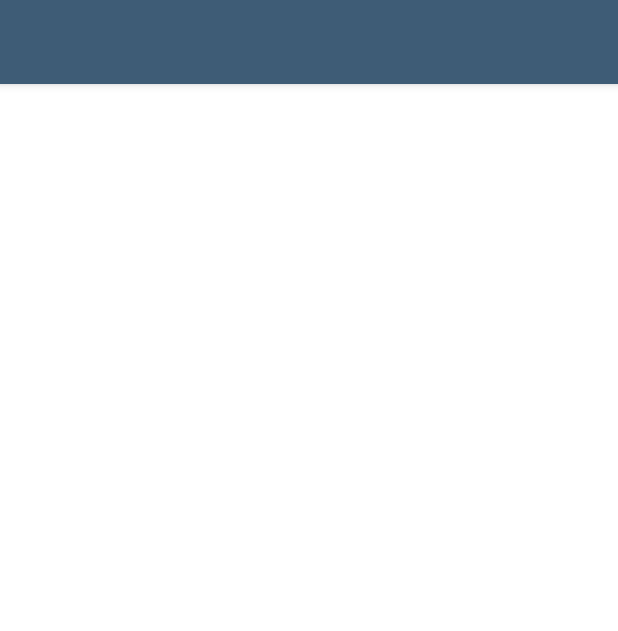
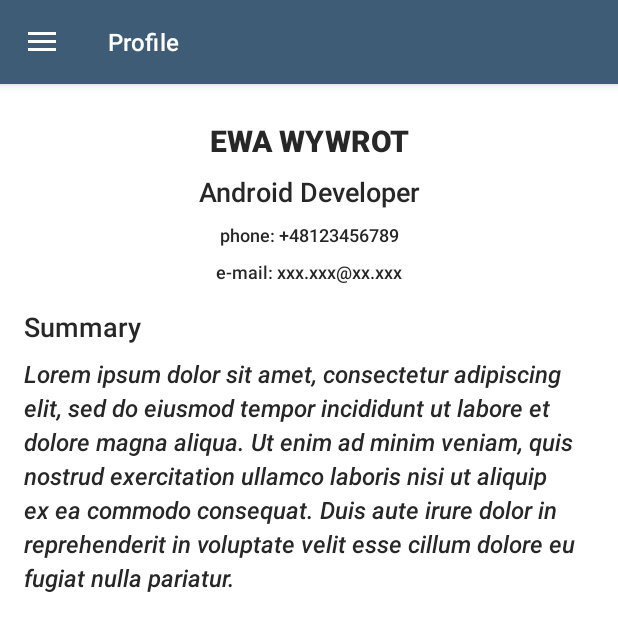
Before and after one commit to tipcart/CurriculumVitae, an Android app: the screen it shows after launch (MainActivity), on a phone screen of 412 x 824 dp. Shown: the top 631 px of the screen. Run offline under Robolectric (Android 15) with nearby library versions, the phone set to English and light mode, and no system bars.

Commit message:
main activity with navigation drawer, first fragment, loading photo by Glide, setting toolbar title, swipe and refresh (WIP)

```diff
--- a/app/build.gradle
+++ b/app/build.gradle
@@ -34,6 +34,8 @@ dependencies {
     implementation "com.google.android.material:material:1.3.0-alpha02"
 
     implementation 'com.android.support:multidex:1.0.3'
+    implementation "com.google.android.material:material:1.3.0-alpha02"
+    implementation "com.github.bumptech.glide:glide:4.11.0"
+    implementation 'androidx.swiperefreshlayout:swiperefreshlayout:1.1.0'
 
-    implementation "com.google.android.material:material:1.3.0-alpha02"
 }
--- a/app/src/main/java/com/wywrot/ewa/curriculumvitae/activity/MainActivity.kt
+++ b/app/src/main/java/com/wywrot/ewa/curriculumvitae/activity/MainActivity.kt
@@ -1,14 +1,106 @@
 package com.wywrot.ewa.curriculumvitae.activity
 
+import android.app.Activity
+import android.content.Intent
 import android.os.Bundle
+import android.view.MenuItem
+import androidx.annotation.StringRes
+import androidx.appcompat.app.ActionBarDrawerToggle
 import androidx.appcompat.app.AppCompatActivity
+import androidx.core.view.GravityCompat
+import androidx.fragment.app.Fragment
+import com.bumptech.glide.Glide
+import com.bumptech.glide.request.RequestOptions
+import com.google.android.material.navigation.NavigationView
 import com.wywrot.ewa.curriculumvitae.R
+import com.wywrot.ewa.curriculumvitae.fragment.ProfileFragment
+import kotlinx.android.synthetic.main.activity_main.*
+import kotlinx.android.synthetic.main.nav_header.view.*
 
-class MainActivity: AppCompatActivity(){
+class MainActivity : AppCompatActivity(), NavigationView.OnNavigationItemSelectedListener {
 
     override fun onCreate(savedInstanceState: Bundle?) {
         super.onCreate(savedInstanceState)
         setContentView(R.layout.activity_main)
 
+        setSupportActionBar(toolbar)
+        supportActionBar?.setDisplayHomeAsUpEnabled(true)
+
+        changeFragment(ProfileFragment.newInstance())
+        bindNavDrawer()
+    }
+
+    private fun bindNavDrawer() {
+        val toggle = ActionBarDrawerToggle(
+            this, drawerLayout, toolbar, 0, 0
+        )
+        drawerLayout.addDrawerListener(toggle)
+        toggle.syncState()
+        navigationView.setNavigationItemSelectedListener(this)
+
+        with(navigationView.getHeaderView(0)) {
+            Glide
+                .with(this)
+                .load(R.drawable.profile_photo)
+                .placeholder(R.drawable.ic_baseline_account_circle_white_24)
+                .apply(RequestOptions.circleCropTransform())
+                .circleCrop()
+                .into(drawerProfilePhoto)
+
+            //todo get name from json
+            drawerProfileName.text = "Ewa Wywrot"
+        }
+    }
+
+    private fun changeFragment(fragment: Fragment) {
+        val tag = fragment.javaClass.simpleName
+        supportFragmentManager
+            .beginTransaction()
+            .replace(R.id.fragment, fragment, tag)
+            .addToBackStack(tag)
+            .commit()
+    }
+
+    override fun onNavigationItemSelected(item: MenuItem): Boolean {
+        when (item.itemId) {
+            R.id.profile -> changeFragment(ProfileFragment.newInstance())
+        }
+        drawerLayout.closeDrawer(GravityCompat.START)
+        return true
+    }
+
+    override fun onBackPressed() {
+        if (drawerLayout.isDrawerOpen(GravityCompat.START)) {
+            drawerLayout.closeDrawer(GravityCompat.START)
+        } else {
+            when {
+                supportFragmentManager.backStackEntryCount == 1 -> {
+                    setResult(Activity.RESULT_OK, Intent())
+                    finish()
+                }
+
+                supportFragmentManager.backStackEntryCount > 1 -> {
+                    val tag = supportFragmentManager.getBackStackEntryAt(
+                        supportFragmentManager.backStackEntryCount - 2
+                    ).name
+                    supportFragmentManager.popBackStack()
+                }
+
+                else -> {
+                    setResult(Activity.RESULT_OK, Intent())
+                    super.onBackPressed()
+                }
+            }
+        }
+    }
+
+    fun setActionBarTitle(@StringRes title: Int) {
+        toolbar.setTitle(title)
+        setTitle(title)
+    }
+
+    fun setActionBarTitle(title: String?) {
+        toolbar.title = title
+        setTitle(title)
     }
 }
--- /dev/null
+++ b/app/src/main/java/com/wywrot/ewa/curriculumvitae/fragment/ProfileFragment.kt
@@ -0,0 +1,42 @@
+package com.wywrot.ewa.curriculumvitae.fragment
+
+import android.os.Bundle
+import android.view.LayoutInflater
+import android.view.View
+import android.view.ViewGroup
+import androidx.fragment.app.Fragment
+import com.wywrot.ewa.curriculumvitae.R
+import com.wywrot.ewa.curriculumvitae.activity.MainActivity
+import kotlinx.android.synthetic.main.fragment_profile.*
+
+class ProfileFragment : Fragment() {
+
+    companion object {
+        fun newInstance() = ProfileFragment()
+            .apply { retainInstance = true }
+    }
+
+    override fun onCreateView(
+        inflater: LayoutInflater, container: ViewGroup?, savedInstanceState: Bundle?
+    ): View? {
+        (activity as MainActivity).setActionBarTitle(R.string.profile)
+        return inflater.inflate(R.layout.fragment_profile, container, false)
+    }
+
+    override fun onViewCreated(view: View, savedInstanceState: Bundle?) {
+        bind()
+        super.onViewCreated(view, savedInstanceState)
+    }
+
+    private fun bind() {
+        // if there is data to display
+        contentContainer.visibility = View.VISIBLE
+
+        //todo get data from rest
+        name.text = "Ewa Wywrot"
+        jobTitle.text = "Android Developer"
+        phone.text = "phone: +48123456789"
+        email.text = "e-mail: xxx.xxx@xx.xxx"
+        summaryContent.text = getText(R.string.lorem_ipsum)
+    }
+}
--- /dev/null
+++ b/app/src/main/res/drawable/ic_error_outline_primary_dark_24.xml
@@ -0,0 +1,9 @@
+<vector xmlns:android="http://schemas.android.com/apk/res/android"
+    android:width="72dp"
+    android:height="72dp"
+    android:viewportWidth="24"
+    android:viewportHeight="24">
+    <path
+        android:fillColor="#1d2d44"
+        android:pathData="M11,15h2v2h-2zM11,7h2v6h-2zM11.99,2C6.47,2 2,6.48 2,12s4.47,10 9.99,10C17.52,22 22,17.52 22,12S17.52,2 11.99,2zM12,20c-4.42,0 -8,-3.58 -8,-8s3.58,-8 8,-8 8,3.58 8,8 -3.58,8 -8,8z" />
+</vector>
--- /dev/null
+++ b/app/src/main/res/layout/fragment_profile.xml
@@ -0,0 +1,110 @@
+<?xml version="1.0" encoding="utf-8"?>
+<FrameLayout xmlns:android="http://schemas.android.com/apk/res/android"
+    xmlns:tools="http://schemas.android.com/tools"
+    android:id="@+id/recycler_parent_view"
+    android:layout_width="match_parent"
+    android:layout_height="match_parent"
+    android:background="@color/windowBackground"
+    android:focusable="true"
+    android:focusableInTouchMode="true">
+
+    <androidx.swiperefreshlayout.widget.SwipeRefreshLayout
+        android:id="@+id/swipeContainer"
+        android:layout_width="match_parent"
+        android:layout_height="match_parent">
+
+        <ScrollView
+            android:layout_width="match_parent"
+            android:layout_height="match_parent">
+
+            <LinearLayout
+                android:id="@+id/contentContainer"
+                android:layout_width="match_parent"
+                android:layout_height="wrap_content"
+                android:layout_marginLeft="@dimen/margin_horizontal_fragment"
+                android:layout_marginTop="@dimen/margin_vertical_fragment"
+                android:layout_marginRight="@dimen/margin_horizontal_fragment"
+                android:layout_marginBottom="@dimen/margin_vertical_fragment"
+                android:orientation="vertical"
+                android:visibility="visible"
+                tools:visibility="visible">
+
+                <TextView
+                    android:id="@+id/name"
+                    style="@style/StandardText.Title.Bold.AllCaps"
+                    android:layout_width="match_parent"
+                    android:gravity="center_horizontal"
+                    android:paddingTop="@dimen/padding_vertical_element"
+                    tools:text="ewa wywrot" />
+
+                <TextView
+                    android:id="@+id/jobTitle"
+                    style="@style/StandardText.SubTitle"
+                    android:layout_width="match_parent"
+                    android:layout_height="wrap_content"
+                    android:gravity="center_horizontal"
+                    android:paddingTop="@dimen/padding_vertical_element"
+                    tools:text="Android Developer" />
+
+                <TextView
+                    android:id="@+id/phone"
+                    style="@style/StandardText"
+                    android:layout_width="match_parent"
+                    android:layout_height="wrap_content"
+                    android:gravity="center_horizontal"
+                    android:paddingTop="@dimen/padding_vertical_element"
+                    tools:text="phone: +48123456789" />
+
+                <TextView
+                    android:id="@+id/email"
+                    style="@style/StandardText"
+                    android:layout_width="match_parent"
+                    android:layout_height="wrap_content"
+                    android:gravity="center_horizontal"
+                    android:paddingTop="@dimen/padding_vertical_element"
+                    android:paddingBottom="@dimen/padding_vertical_element"
+                    tools:text="e-mail: xxx.xxx@xx.xxx" />
+
+                <TextView
+                    style="@style/StandardText.SubTitle"
+                    android:layout_width="wrap_content"
+                    android:layout_height="wrap_content"
+                    android:paddingTop="@dimen/padding_vertical_element"
+                    android:text="@string/summary" />
+
+                <TextView
+                    android:id="@+id/summaryContent"
+                    style="@style/StandardText.Content"
+                    android:layout_width="wrap_content"
+                    android:layout_height="wrap_content"
+                    android:paddingTop="@dimen/padding_vertical_element"
+                    tools:text="@string/lorem_ipsum" />
+            </LinearLayout>
+
+        </ScrollView>
+    </androidx.swiperefreshlayout.widget.SwipeRefreshLayout>
+
+    <TextView
+        android:id="@+id/emptyView"
+        android:layout_width="match_parent"
+        android:layout_height="wrap_content"
+        android:layout_gravity="center"
+        android:drawableTop="@drawable/ic_error_outline_primary_dark_24"
+        android:gravity="center"
+        android:text="@string/empty_view_message"
+        android:visibility="gone"
+        tools:visibility="visible" />
+
+    <ProgressBar
+        android:id="@+id/progressBar"
+        style="@style/Widget.AppCompat.ProgressBar.Horizontal"
+        android:layout_width="match_parent"
+        android:layout_height="4dp"
+        android:indeterminate="true"
+        android:minHeight="0dp"
+        android:paddingTop="0dp"
+        android:paddingBottom="0dp"
+        android:scaleY="4"
+        android:visibility="gone"
+        tools:visibility="visible" />
+</FrameLayout>
--- a/app/src/main/res/layout/nav_header.xml
+++ b/app/src/main/res/layout/nav_header.xml
@@ -10,7 +10,7 @@
     tools:ignore="Overdraw">
 
     <ImageView
-        android:id="@+id/drawerUserPicture"
+        android:id="@+id/drawerProfilePhoto"
         android:layout_width="64dp"
         android:layout_height="64dp"
         android:layout_marginBottom="16dp"
@@ -18,7 +18,7 @@
         tools:src="@drawable/profile_photo" />
 
     <TextView
-        android:id="@+id/drawerUserName"
+        android:id="@+id/drawerProfileName"
         style="@style/StandardText.Title"
         tools:text="Name Surname" />
 </LinearLayout>
--- a/app/src/main/res/values/colors.xml
+++ b/app/src/main/res/values/colors.xml
@@ -2,7 +2,7 @@
 <resources>
     <color name="colorPrimary">#3e5c76</color>
     <color name="colorPrimaryDark">#1d2d44</color>
-    <color name="colorAccent">#f0ebd8</color>
+    <color name="colorAccent">#0000ff</color>
 
     <color name="windowBackground">@color/white</color>
     <color name="cardBackground">@color/grey_100</color>
--- a/app/src/main/res/values/dimens.xml
+++ b/app/src/main/res/values/dimens.xml
@@ -3,4 +3,8 @@
     <dimen name="shadow_app_bar">4dp</dimen>
     <dimen name="logo_wide_width">15dp</dimen>
     <dimen name="logo_wide_height">30dp</dimen>
+    <dimen name="margin_vertical_fragment">16dp</dimen>
+    <dimen name="margin_horizontal_fragment">16dp</dimen>
+
+    <dimen name="padding_vertical_element">8dp</dimen>
 </resources>
--- a/app/src/main/res/values/strings.xml
+++ b/app/src/main/res/values/strings.xml
@@ -2,4 +2,8 @@
     <string name="app_name">CurriculumVitae</string>
     <string name="profile">Profile</string>
     <string name="profile_picture">Profile Picture</string>
+    <string name="empty_view_message"><b>Sorry!</b><br/>\nSomething went wrong. Please try again.</string>
+    <string name="summary">Summary</string>
+    <string name="lorem_ipsum">Lorem ipsum dolor sit amet, consectetur adipiscing elit, sed do eiusmod tempor incididunt ut labore et dolore magna aliqua. Ut enim ad minim veniam, quis nostrud exercitation ullamco laboris nisi ut aliquip ex ea commodo consequat. Duis aute irure dolor in reprehenderit in voluptate velit esse cillum dolore eu fugiat nulla pariatur.</string>
+
 </resources>
--- a/app/src/main/res/values/styles.xml
+++ b/app/src/main/res/values/styles.xml
@@ -45,10 +45,30 @@
     </style>
 
     <!--TEXT APPEARANCE-->
-    <style name="StandardText.Title" parent="@android:style/TextAppearance">
+    <style name="StandardText" parent="@android:style/TextAppearance">
         <item name="android:layout_width">wrap_content</item>
         <item name="android:layout_height">wrap_content</item>
-        <item name="android:textSize">18sp</item>
+        <item name="android:textSize">12sp</item>
         <item name="android:fontFamily">sans-serif-medium</item>
     </style>
+
+    <style name="StandardText.Title" parent="StandardText">
+        <item name="android:textSize">20sp</item>
+    </style>
+
+    <style name="StandardText.Title.Bold.AllCaps" parent="StandardText.Title">
+        <item name="android:textStyle">bold</item>
+        <item name="android:textAllCaps">true</item>
+    </style>
+
+    <style name="StandardText.SubTitle" parent="StandardText">
+        <item name="android:textSize">18sp</item>
+    </style>
+
+    <style name="StandardText.Content" parent="StandardText">
+        <item name="android:textSize">16sp</item>
+        <item name="android:textStyle">italic</item>
+        <item name="android:lineSpacingExtra">4dp</item>
+    </style>
+
 </resources>
```
